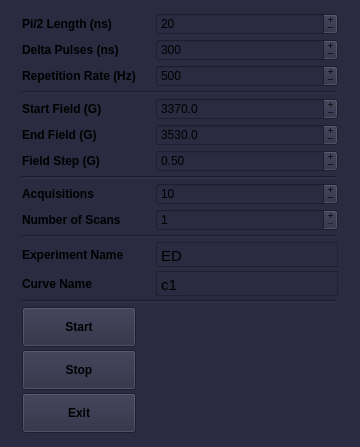
Before: the Qt Designer form atomize/control_center/gui/echo_det_main_window.ui in Anatoly1010/Atomize_ITC, drawn with Qt 5.
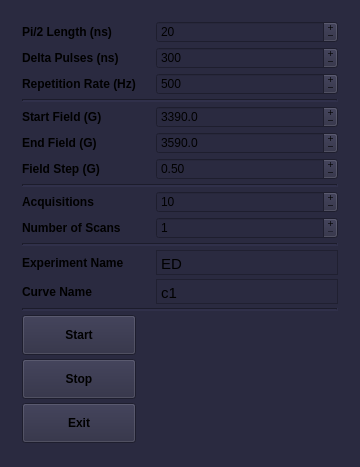
After: the same form once the commit is applied.

Diff of the .ui file:
```diff
--- a/atomize/control_center/gui/echo_det_main_window.ui
+++ b/atomize/control_center/gui/echo_det_main_window.ui
@@ -7,7 +7,7 @@
     <x>0</x>
     <y>0</y>
     <width>360</width>
-    <height>447</height>
+    <height>467</height>
    </rect>
   </property>
   <property name="sizePolicy">
@@ -19,13 +19,13 @@
   <property name="minimumSize">
    <size>
     <width>360</width>
-    <height>447</height>
+    <height>467</height>
    </size>
   </property>
   <property name="maximumSize">
    <size>
     <width>360</width>
-    <height>447</height>
+    <height>467</height>
    </size>
   </property>
   <property name="font">
@@ -50,13 +50,13 @@
    <property name="minimumSize">
     <size>
      <width>360</width>
-     <height>447</height>
+     <height>467</height>
     </size>
    </property>
    <property name="maximumSize">
     <size>
      <width>360</width>
-     <height>447</height>
+     <height>467</height>
     </size>
    </property>
    <layout class="QGridLayout" name="gridLayout_2">
@@ -236,8 +236,8 @@
          <string>&lt;!DOCTYPE HTML PUBLIC &quot;-//W3C//DTD HTML 4.0//EN&quot; &quot;http://www.w3.org/TR/REC-html40/strict.dtd&quot;&gt;
 &lt;html&gt;&lt;head&gt;&lt;meta name=&quot;qrichtext&quot; content=&quot;1&quot; /&gt;&lt;style type=&quot;text/css&quot;&gt;
 p, li { white-space: pre-wrap; }
-&lt;/style&gt;&lt;/head&gt;&lt;body style=&quot; font-family:'MS Shell Dlg 2'; font-size:8.25pt; font-weight:400; font-style:normal;&quot;&gt;
-&lt;p style=&quot; margin-top:0px; margin-bottom:0px; margin-left:0px; margin-right:0px; -qt-block-indent:0; text-indent:0px;&quot;&gt;&lt;span style=&quot; font-family:'Ubuntu'; font-size:11pt;&quot;&gt;c1&lt;/span&gt;&lt;/p&gt;&lt;/body&gt;&lt;/html&gt;</string>
+&lt;/style&gt;&lt;/head&gt;&lt;body style=&quot; font-family:'Ubuntu'; font-size:11pt; font-weight:400; font-style:normal;&quot;&gt;
+&lt;p style=&quot; margin-top:0px; margin-bottom:0px; margin-left:0px; margin-right:0px; -qt-block-indent:0; text-indent:0px;&quot;&gt;c1&lt;/p&gt;&lt;/body&gt;&lt;/html&gt;</string>
         </property>
        </widget>
       </item>
@@ -275,7 +275,7 @@
          <double>0.500000000000000</double>
         </property>
         <property name="value">
-         <double>3530.000000000000000</double>
+         <double>3590.000000000000000</double>
         </property>
        </widget>
       </item>
@@ -303,7 +303,7 @@
          <double>0.500000000000000</double>
         </property>
         <property name="value">
-         <double>3370.000000000000000</double>
+         <double>3390.000000000000000</double>
         </property>
        </widget>
       </item>
@@ -425,8 +425,8 @@
          <string>&lt;!DOCTYPE HTML PUBLIC &quot;-//W3C//DTD HTML 4.0//EN&quot; &quot;http://www.w3.org/TR/REC-html40/strict.dtd&quot;&gt;
 &lt;html&gt;&lt;head&gt;&lt;meta name=&quot;qrichtext&quot; content=&quot;1&quot; /&gt;&lt;style type=&quot;text/css&quot;&gt;
 p, li { white-space: pre-wrap; }
-&lt;/style&gt;&lt;/head&gt;&lt;body style=&quot; font-family:'MS Shell Dlg 2'; font-size:8.25pt; font-weight:400; font-style:normal;&quot;&gt;
-&lt;p style=&quot; margin-top:7px; margin-bottom:7px; margin-left:0px; margin-right:0px; -qt-block-indent:0; text-indent:0px;&quot;&gt;&lt;span style=&quot; font-family:'Ubuntu'; font-size:11pt;&quot;&gt;ED&lt;/span&gt;&lt;/p&gt;&lt;/body&gt;&lt;/html&gt;</string>
+&lt;/style&gt;&lt;/head&gt;&lt;body style=&quot; font-family:'Ubuntu'; font-size:11pt; font-weight:400; font-style:normal;&quot;&gt;
+&lt;p style=&quot; margin-top:7px; margin-bottom:7px; margin-left:0px; margin-right:0px; -qt-block-indent:0; text-indent:0px;&quot;&gt;ED&lt;/p&gt;&lt;/body&gt;&lt;/html&gt;</string>
         </property>
         <property name="overwriteMode">
          <bool>true</bool>
```
Left out of the diff: 10 changed lines with no effect on the pictures.
